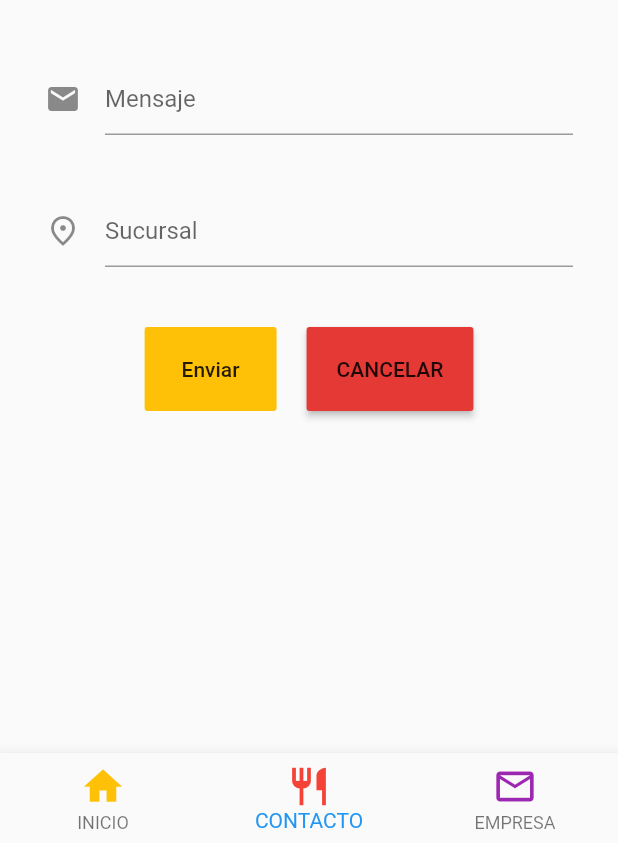
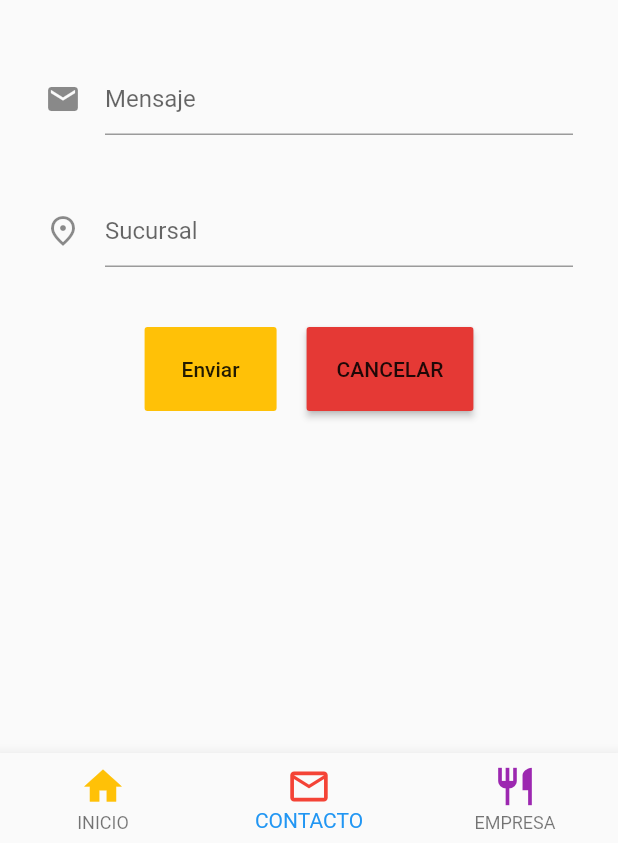
Before and after one commit to yauzli/hamburgesa, a Flutter app: the screen it shows after launch, item 2 of the bottom bar chosen, on a phone screen of 412 x 824 dp, the part 393-1236 px from its top. Run offline on Flutter 3.47's test engine with Material 2 defaults, Android fonts, the phone set to English and light mode, and no system bars.

```diff
--- a/lib/main.dart
+++ b/lib/main.dart
@@ -46,11 +46,11 @@ class _PaginaInicioState extends State<PaginaInicio> {
             icon: Icon(Icons.home, color: Colors.amber, size: 30.0), //icon
             title: Text('INICIO')), //
         BottomNavigationBarItem(
-            icon: Icon(Icons.restaurant_outlined, color: Colors.red, size: 30.0), //icon
+            icon: Icon(Icons.email_outlined, color: Colors.red, size: 30.0), //icon
             title: Text('CONTACTO')), //
         BottomNavigationBarItem(
-            icon: Icon(Icons.email_outlined, color: Colors.purple, size: 30.0), //icon
-            title: Text('EMPRESA')), //
+            icon: Icon(Icons.restaurant_outlined, color: Colors.purple, size: 30.0), //icon
+            title: Text('EMPRESA')), //Icons.restaurant_outlined
       ]), // bottom
     ); //fin de scaffold
   } //fin de widget
```
Also changed, not shown: 1 other file.
